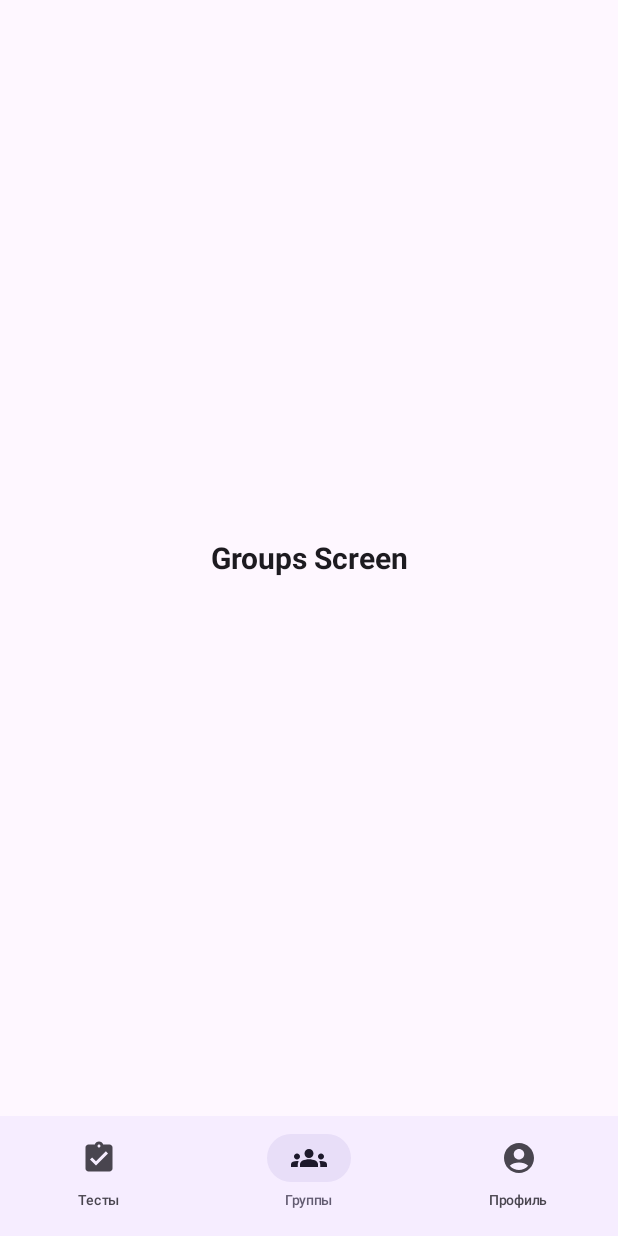
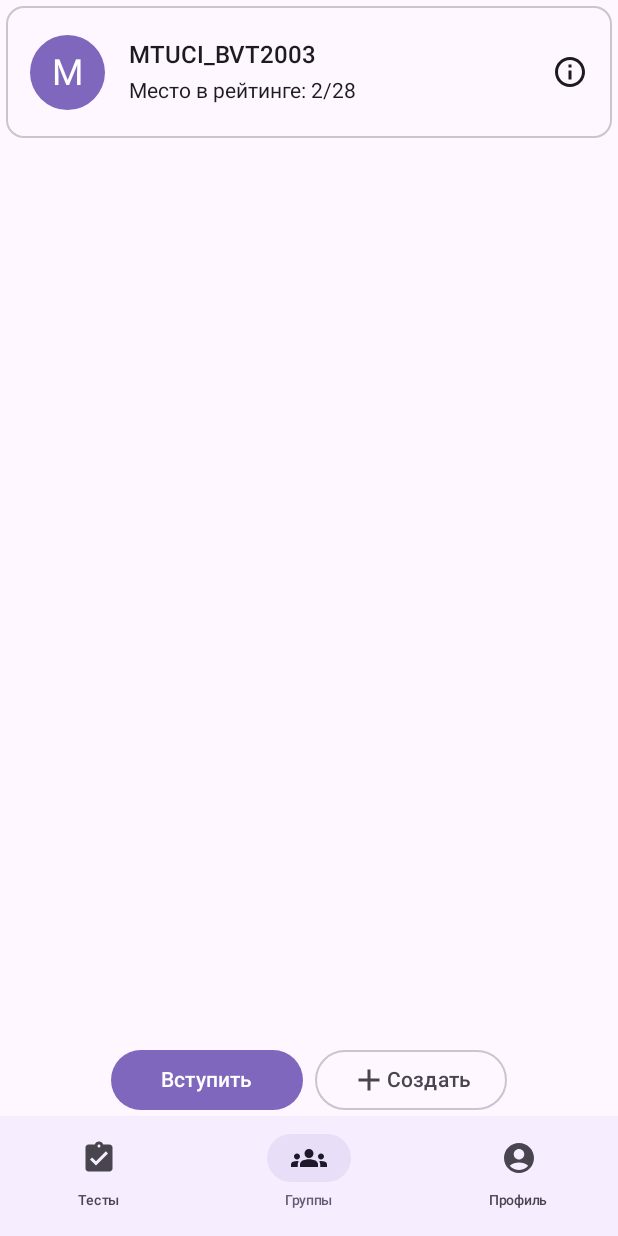
Before and after one commit to d1agnozzz/WS_QuizShare_App, an Android app built with Jetpack Compose: the screen it shows after launch (MainActivity), item 2 of the bottom bar chosen, on a phone screen of 412 x 824 dp. Run offline under Robolectric (Android 15) with nearby library versions, the phone set to English and light mode, and no system bars; our stand-ins replace Dagger/Hilt's generated code, accompanist.

Commit message:
groups screen arrangement

```diff
--- a/app/src/main/java/com/insanedev/quizshare/navigation/NavHostInit.kt
+++ b/app/src/main/java/com/insanedev/quizshare/navigation/NavHostInit.kt
@@ -14,7 +14,9 @@ import com.insanedev.quizshare.ui.screens.splash.SplashScreen
 fun NavHostInit() {
     val navController = rememberNavController()
 
-    NavHost(navController = navController, startDestination = NavigationTree.Main.name) {
+    NavHost(navController = navController, startDestination = NavigationTree.Main.name)
+
+    {
         composable(NavigationTree.Splash.name) {
             SplashScreen {
                 navController.navigate(
--- a/app/src/main/java/com/insanedev/quizshare/network/ApiServiceImpl.kt
+++ b/app/src/main/java/com/insanedev/quizshare/network/ApiServiceImpl.kt
@@ -5,6 +5,7 @@ import com.insanedev.quizshare.common.LoginResult
 import com.insanedev.quizshare.common.RegisterResult
 import com.insanedev.quizshare.network.models.LoginReceiveRemote
 import com.insanedev.quizshare.network.models.RegisterReceiveRemote
+import com.insanedev.quizshare.network.models.RegisterResponseRemote
 import io.ktor.client.*
 import io.ktor.client.call.*
 import io.ktor.client.request.*
@@ -42,14 +43,13 @@ class ApiServiceImpl(
             contentType(ContentType.Application.Json)
             setBody(RegisterReceiveRemote(email, name, secondName, patronymicName ?: "", password))
         }
-        val token = response.body<String>()
 
 
         return try {
             when (response.status) {
                 HttpStatusCode.BadRequest -> RegisterResult.EmailIsNotValid
                 HttpStatusCode.Conflict -> RegisterResult.EmailAlreadyExists
-                HttpStatusCode.OK -> RegisterResult.Ok(token)
+                HttpStatusCode.OK -> RegisterResult.Ok(response.body<RegisterResponseRemote>().token)
                 else -> RegisterResult.SomethingWentWrong
             }
         } catch (e: Exception) {
--- /dev/null
+++ b/app/src/main/java/com/insanedev/quizshare/ui/components/CircleWithIcon.kt
@@ -0,0 +1,34 @@
+package com.insanedev.quizshare.ui.components
+
+import androidx.compose.foundation.layout.Box
+import androidx.compose.foundation.layout.aspectRatio
+import androidx.compose.foundation.layout.size
+import androidx.compose.foundation.shape.CircleShape
+import androidx.compose.material3.Icon
+import androidx.compose.material3.Surface
+import androidx.compose.runtime.Composable
+import androidx.compose.ui.Alignment
+import androidx.compose.ui.Modifier
+import androidx.compose.ui.draw.clip
+import androidx.compose.ui.graphics.Color
+import androidx.compose.ui.graphics.vector.ImageVector
+import androidx.compose.ui.unit.dp
+import com.insanedev.quizshare.ui.theme.AppTheme
+
+@Composable
+fun CircleWithIcon(
+    imageVector: ImageVector,
+    modifier: Modifier = Modifier
+) {
+    Surface(
+    color = AppTheme.colors.completeStatus,
+    modifier = modifier
+    .aspectRatio(1f)
+    .clip(CircleShape)
+    ) {
+        Box {
+            Icon(imageVector = imageVector, contentDescription = "completed",
+            modifier = Modifier.align(Alignment.Center).size(30.dp), tint = Color.White)
+        }
+    }
+}
--- /dev/null
+++ b/app/src/main/java/com/insanedev/quizshare/ui/components/CircleWithLetter.kt
@@ -0,0 +1,36 @@
+package com.insanedev.quizshare.ui.components
+
+import androidx.compose.foundation.layout.Box
+import androidx.compose.foundation.layout.aspectRatio
+import androidx.compose.foundation.shape.CircleShape
+import androidx.compose.material3.Surface
+import androidx.compose.material3.Text
+import androidx.compose.runtime.Composable
+import androidx.compose.ui.Alignment
+import androidx.compose.ui.Modifier
+import androidx.compose.ui.draw.clip
+import androidx.compose.ui.graphics.Color
+import androidx.compose.ui.unit.sp
+import com.insanedev.quizshare.ui.theme.AppTheme
+
+@Composable
+fun CircleWithLetter(
+    letter: Char,
+    modifier: Modifier = Modifier
+) {
+    Surface(
+        color = AppTheme.colors.primaryAccent,
+        modifier = modifier
+            .aspectRatio(1f)
+            .clip(CircleShape)
+    ) {
+        Box {
+            Text(
+                text = letter.toString(),
+                fontSize =  24.sp,
+                color = Color.White,
+                modifier = Modifier.align(Alignment.Center)
+            )
+        }
+    }
+}
--- /dev/null
+++ b/app/src/main/java/com/insanedev/quizshare/ui/components/GroupCard.kt
@@ -0,0 +1,62 @@
+package com.insanedev.quizshare.ui.components
+
+import androidx.compose.foundation.clickable
+import androidx.compose.foundation.layout.*
+import androidx.compose.material.icons.Icons
+import androidx.compose.material.icons.outlined.Info
+import androidx.compose.material3.Icon
+import androidx.compose.material3.OutlinedCard
+import androidx.compose.material3.Text
+import androidx.compose.runtime.Composable
+import androidx.compose.ui.Alignment
+import androidx.compose.ui.Modifier
+import androidx.compose.ui.text.font.FontWeight
+import androidx.compose.ui.unit.dp
+import androidx.compose.ui.unit.sp
+
+@Composable
+fun GroupCard(
+    groupTitle: String,
+    usersRank: Int,
+    totalRank: Int,
+    onInfoClick: () -> Unit
+
+) {
+    OutlinedCard(
+        modifier = Modifier
+            .height(96.dp)
+            .padding(4.dp)
+            .fillMaxWidth()
+    ) {
+        Row(
+            modifier = Modifier.padding(16.dp),
+            verticalAlignment = Alignment.CenterVertically
+        ) {
+            CircleWithLetter(
+                letter = groupTitle[0],
+                modifier = Modifier.height(50.dp)
+            )
+            Spacer(modifier = Modifier.width(16.dp))
+            Column(
+                modifier = Modifier.fillMaxHeight(),
+                verticalArrangement = Arrangement.SpaceEvenly
+            ) {
+                Text(
+                    text = groupTitle,
+                    fontSize = 16.sp,
+                    fontWeight = FontWeight.Medium
+                )
+                Text(
+                    text = "Место в рейтинге: $usersRank/$totalRank",
+                    fontSize = 14.sp,
+                    fontWeight = FontWeight.Normal
+                )
+            }
+            Spacer(modifier = Modifier.weight(1f))
+            Icon(
+                Icons.Outlined.Info, contentDescription = "Info",
+                modifier = Modifier.clickable{onInfoClick.invoke()}
+            )
+        }
+    }
+}
--- a/app/src/main/java/com/insanedev/quizshare/ui/screens/login/LoginViewModel.kt
+++ b/app/src/main/java/com/insanedev/quizshare/ui/screens/login/LoginViewModel.kt
@@ -2,7 +2,10 @@ package com.insanedev.quizshare.ui.screens.login
 
 import android.app.Application
 import android.util.Log
-import androidx.lifecycle.*
+import androidx.lifecycle.AndroidViewModel
+import androidx.lifecycle.LiveData
+import androidx.lifecycle.MutableLiveData
+import androidx.lifecycle.viewModelScope
 import com.insanedev.quizshare.common.EventHandler
 import com.insanedev.quizshare.network.ApiService
 import com.insanedev.quizshare.ui.screens.login.models.LoginEvent
@@ -21,10 +24,10 @@ class LoginViewModel @Inject constructor(application: Application) : AndroidView
     private val _viewState = MutableLiveData(LoginViewState())
     val viewState: LiveData<LoginViewState> = _viewState
 
-    val allValid = MediatorLiveData<Boolean>()
+    // val allValid = MediatorLiveData<Boolean>()
 
 
-    val context = getApplication<Application>()
+    // val context = getApplication<Application>()
 
     override fun obtainEvent(event: LoginEvent) {
         when (event) {
@@ -69,7 +72,6 @@ class LoginViewModel @Inject constructor(application: Application) : AndroidView
                 passwordRepeatChanged(_viewState.value!!.passwordRepeatValue)
             } else {
                 Log.d("performRegister", "Fields validated, registration performs")
-                return
                 viewModelScope.launch {
                     apiService.tryRegister(
                         email = _viewState.value!!.emailValue,
--- a/app/src/main/java/com/insanedev/quizshare/ui/screens/main/BottomNavContentScreens.kt
+++ b/app/src/main/java/com/insanedev/quizshare/ui/screens/main/BottomNavContentScreens.kt
@@ -2,25 +2,30 @@ package com.insanedev.quizshare.ui.screens.main
 
 import androidx.compose.foundation.Image
 import androidx.compose.foundation.layout.*
+import androidx.compose.foundation.lazy.LazyColumn
 import androidx.compose.foundation.shape.CircleShape
 import androidx.compose.material.icons.Icons
+import androidx.compose.material.icons.filled.Add
 import androidx.compose.material.icons.outlined.Edit
 import androidx.compose.material.icons.outlined.Settings
-import androidx.compose.material3.Icon
-import androidx.compose.material3.Text
+import androidx.compose.material.icons.rounded.CheckCircleOutline
+import androidx.compose.material3.*
 import androidx.compose.runtime.Composable
 import androidx.compose.ui.Alignment
 import androidx.compose.ui.Modifier
 import androidx.compose.ui.draw.clip
+import androidx.compose.ui.graphics.Color
 import androidx.compose.ui.layout.ContentScale
 import androidx.compose.ui.res.painterResource
 import androidx.compose.ui.res.stringResource
 import androidx.compose.ui.text.font.FontWeight
-import androidx.compose.ui.text.style.TextAlign
 import androidx.compose.ui.unit.dp
 import androidx.compose.ui.unit.sp
 import com.insanedev.quizshare.R
+import com.insanedev.quizshare.ui.components.CircleWithIcon
+import com.insanedev.quizshare.ui.components.GroupCard
 import com.insanedev.quizshare.ui.components.StatisticCircle
+import com.insanedev.quizshare.ui.theme.AppTheme
 
 @Composable
 fun ProfileScreen() {
@@ -97,17 +102,44 @@ fun ProfileScreen() {
 @Composable
 fun GroupsScreen() {
     Column(
-        modifier = Modifier
-            .fillMaxSize()
-            .wrapContentSize(Alignment.Center)
+        horizontalAlignment = Alignment.CenterHorizontally
     ) {
-        Text(
-            text = "Groups Screen",
-            fontWeight = FontWeight.Bold,
-            modifier = Modifier.align(Alignment.CenterHorizontally),
-            textAlign = TextAlign.Center,
-            fontSize = 20.sp
-        )
+        LazyColumn(Modifier.weight(1f)) {
+            item {
+                GroupCard(groupTitle = "MTUCI_BVT2003", usersRank = 2, totalRank = 28) {
+
+                }
+            }
+        }
+        Row {
+            FilledTonalButton(
+                colors = ButtonDefaults.filledTonalButtonColors(
+                    containerColor = AppTheme.colors.primaryAccent
+                ),
+                modifier = Modifier.width(128.dp),
+                onClick = { /*TODO*/ }
+            ) {
+                Text(
+                    text = stringResource(id = R.string.join_group),
+                    color = Color.White
+                )
+            }
+            Spacer(modifier = Modifier.width(8.dp))
+            OutlinedButton(
+                modifier = Modifier.width(128.dp),
+                onClick = { /*TODO*/ }
+            ) {
+                Icon(
+                    Icons.Default.Add,
+                    contentDescription = "",
+                    tint = AppTheme.colors.secondaryText
+                )
+                Text(
+                    text = stringResource(id = R.string.create_group),
+                    color = AppTheme.colors.secondaryText
+                )
+            }
+        }
     }
 }
 
@@ -116,14 +148,50 @@ fun QuizzesScreen() {
     Column(
         modifier = Modifier
             .fillMaxSize()
-            .wrapContentSize(Alignment.Center)
     ) {
-        Text(
-            text = "Quizzes Screen",
-            fontWeight = FontWeight.Bold,
-            modifier = Modifier.align(Alignment.CenterHorizontally),
-            textAlign = TextAlign.Center,
-            fontSize = 20.sp
-        )
+       LazyColumn {
+           item{
+               ElevatedCard(
+                   modifier = Modifier
+                       .height(96.dp)
+                       .padding(4.dp)
+                       .fillMaxWidth(),
+                   elevation = CardDefaults.cardElevation(8.dp),
+                   colors = CardDefaults.cardColors(containerColor = Color.White)
+               ) {
+                   Row(
+                       modifier = Modifier.padding(16.dp),
+                       verticalAlignment = Alignment.CenterVertically
+                   ) {
+                       CircleWithIcon(
+                           imageVector = Icons.Rounded.CheckCircleOutline,
+                           modifier = Modifier.height(50.dp)
+                       )
+                       Spacer(modifier = Modifier.width(16.dp))
+                       Column(
+                           modifier = Modifier.fillMaxHeight(),
+                           verticalArrangement = Arrangement.SpaceEvenly
+                       ) {
+                           Text(
+                               text = "Тест 1",
+                               fontSize = 16.sp,
+                               fontWeight = FontWeight.Medium
+                           )
+                           Text(
+                               text = "Результат: 13/15",
+                               fontSize = 14.sp,
+                               fontWeight = FontWeight.Normal
+                           )
+                       }
+                       Spacer(modifier = Modifier.weight(1f))
+                       Text(
+                           text = "MTUCI_BVT2002",
+                           fontSize = 14.sp,
+                           color = AppTheme.colors.primaryAccent
+                       )
+                   }
+               }
+           }
+       }
     }
 }
--- a/app/src/main/java/com/insanedev/quizshare/ui/screens/main/BottomNavGraph.kt
+++ b/app/src/main/java/com/insanedev/quizshare/ui/screens/main/BottomNavGraph.kt
@@ -7,7 +7,7 @@ import androidx.navigation.compose.composable
 
 @Composable
 fun NavigationGraph(navController: NavHostController) {
-    NavHost(navController, startDestination = BottomNavItem.Profile.screen_route) {
+    NavHost(navController, startDestination = BottomNavItem.Quizzes.screen_route) {
         composable(BottomNavItem.Profile.screen_route) {
             ProfileScreen()
         }
@@ -17,16 +17,5 @@ fun NavigationGraph(navController: NavHostController) {
         composable(BottomNavItem.Quizzes.screen_route) {
             QuizzesScreen()
         }
-
-//        composable(
-//            route = "${BottomNavItem.Quizzes.screen_route}/{users_email}",
-//            arguments = listOf(
-//                navArgument("users_email") { type = NavType.StringType }
-//            )
-//        ) { backStackEntry ->
-//            val email = backStackEntry.arguments?.getString("users_email").orEmpty()
-//            QuizzesScreen()
-//        }
-
     }
 }
--- a/app/src/main/res/values/strings.xml
+++ b/app/src/main/res/values/strings.xml
@@ -18,4 +18,6 @@
     <string name="init_helper">" "</string>
     <string name="quizzes_passed">Тестов пройдено</string>
     <string name="correctness_percentage">% правильных ответов</string>
+    <string name="join_group">Вступить</string>
+    <string name="create_group">Создать</string>
 </resources>
```
